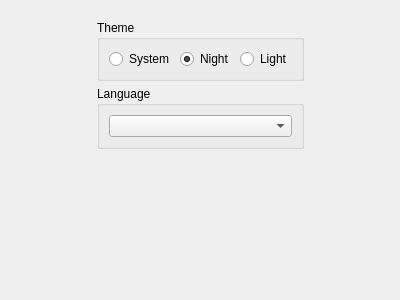
The window that src/optionswindow.ui (nashiradeer/brasil-cov) describes before a commit, drawn with Qt 5.
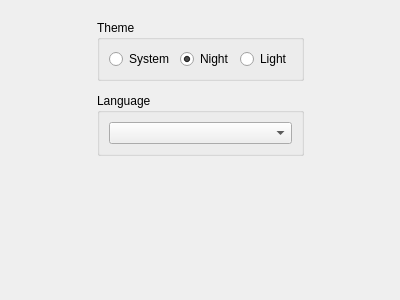
The same window after the commit. Icons and pictures are not drawn.

```diff
--- a/src/optionswindow.ui
+++ b/src/optionswindow.ui
@@ -71,7 +71,7 @@
      </property>
      <layout class="QVBoxLayout" name="verticalLayout">
       <property name="spacing">
-       <number>5</number>
+       <number>12</number>
       </property>
       <item>
        <widget class="QGroupBox" name="groupBox">
```
